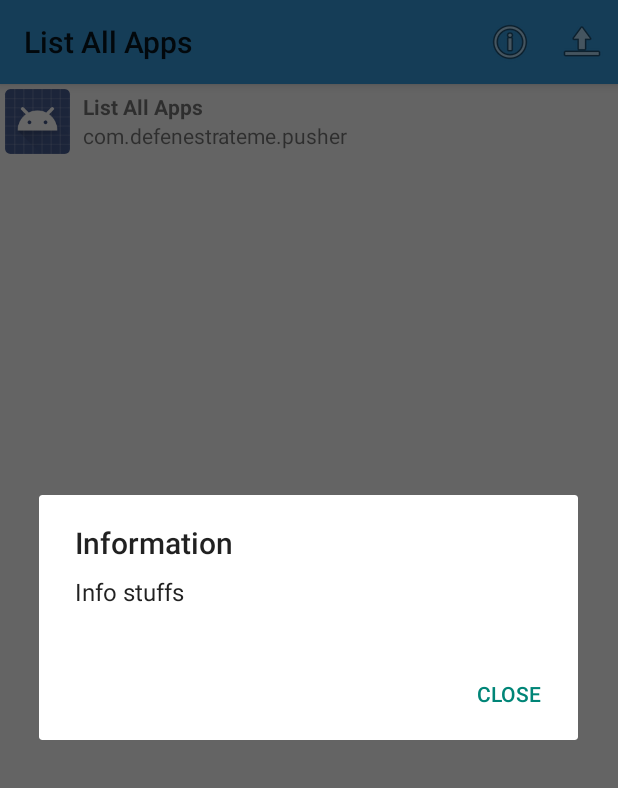
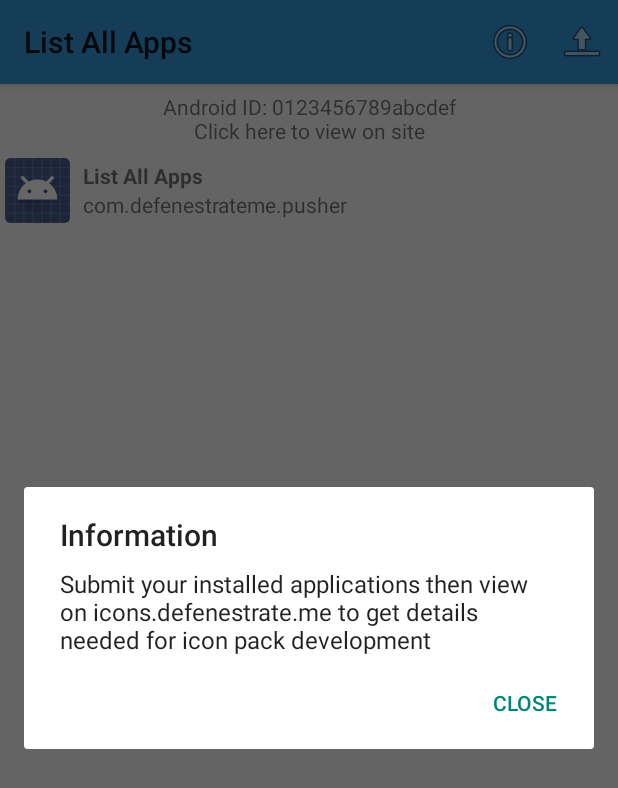
Before and after one commit to 474r4x14/Icon-Pusher-App, an Android app: the screen it shows after launch (AppListerActivity), after a tap on "About", on a phone screen of 412 x 824 dp. Shown: the top 788 px of the screen. Run offline under Robolectric (Android 15) with nearby library versions, the phone set to English and light mode, and no system bars.

Commit message:
Added textfield for viewing the android ID & link to site

```diff
--- a/app/src/main/java/com/defenestrateme/pusher/AppListerActivity.java
+++ b/app/src/main/java/com/defenestrateme/pusher/AppListerActivity.java
@@ -22,6 +22,7 @@ import android.content.DialogInterface;
 import android.content.Intent;
 import android.content.pm.ApplicationInfo;
 import android.content.pm.PackageManager;
+import android.net.Uri;
 import android.os.AsyncTask;
 import android.os.Bundle;
 import android.util.Log;
@@ -32,6 +33,9 @@ import android.view.View;
 import android.widget.ListView;
 
 import android.provider.Settings.Secure;
+import android.widget.TextView;
+
+import org.w3c.dom.Text;
 
 
 public class AppListerActivity extends ListActivity {
@@ -48,7 +52,26 @@ public class AppListerActivity extends ListActivity {
 
 		packageManager = getPackageManager();
 
+
+		String android_id = Secure.getString(this.getContentResolver(),
+			Secure.ANDROID_ID);
+
+		TextView androidIdTxt = (TextView) findViewById(R.id.android_id_txt);
+		androidIdTxt.setText("Android ID: "+android_id+"\nClick here to view on site");
+
+
+
+
 		new LoadApplications().execute();
+	}
+
+	public void idClick(View view)
+	{
+		Log.w("doird","meh");
+		String android_id = Secure.getString(this.getContentResolver(),
+			Secure.ANDROID_ID);
+		Intent browserIntent = new Intent(Intent.ACTION_VIEW, Uri.parse("https://icons.defenestrate.me/device/"+android_id));
+		startActivity(browserIntent);
 	}
 
 	public boolean onCreateOptionsMenu(Menu menu) {
--- a/app/src/main/res/layout/activity_main.xml
+++ b/app/src/main/res/layout/activity_main.xml
@@ -3,9 +3,24 @@
     android:layout_height="fill_parent"
     android:orientation="vertical" >
 
+    <TextView
+        android:id="@+id/android_id_txt"
+        android:layout_width="match_parent"
+        android:layout_height="wrap_content"
+        android:layout_gravity="bottom"
+        android:layout_marginTop="5dp"
+        android:layout_marginBottom="5dp"
+        android:autoText="false"
+        android:clickable="true"
+        android:gravity="bottom|center"
+        android:onClick="idClick"
+        android:text="Android ID: " />
+
     <ListView
         android:id="@android:id/list"
         android:layout_width="fill_parent"
-        android:layout_height="wrap_content" />
+        android:layout_height="wrap_content">
+
+    </ListView>
 
 </LinearLayout>
--- a/app/src/main/res/values/strings.xml
+++ b/app/src/main/res/values/strings.xml
@@ -5,7 +5,7 @@
     <string name="send_title">Submit Apps</string>
     <string name="send_data">Submit apps to add them to the icon request list.</string>
     <string name="info_title">Information</string>
-    <string name="info_data">Info stuffs</string>
+    <string name="info_data">Submit your installed applications then view on icons.defenestrate.me to get details needed for icon pack development</string>
     <string name="action_about">About</string>
     <string name="hello_world">Hello world!</string>
 
```
